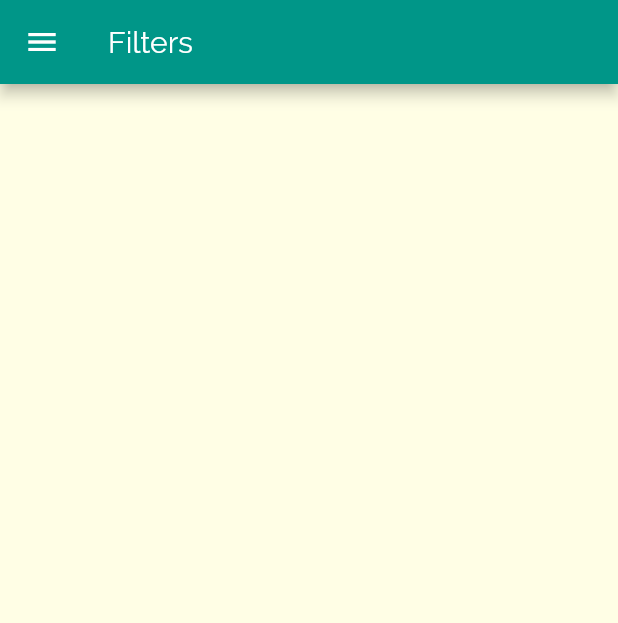
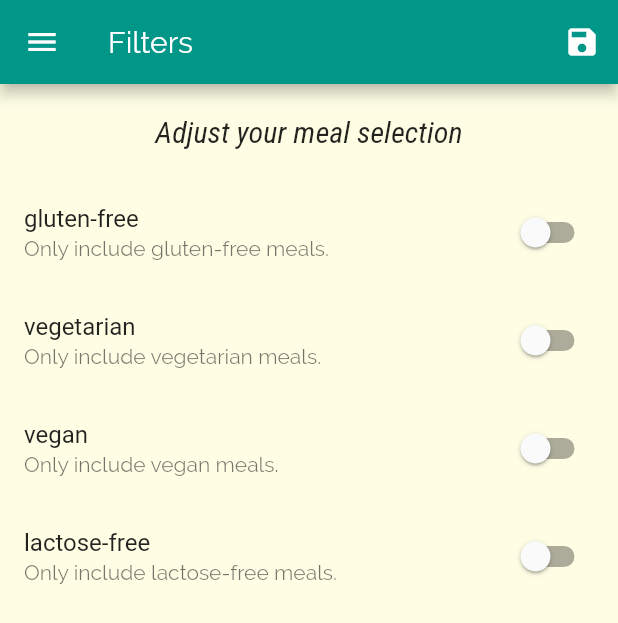
Before and after one commit to davidedm07/MealsApp, a Flutter app: the FiltersScreen screen opened by its route, on a phone screen of 412 x 824 dp. Shown: the top 623 px of the screen. Run offline on Flutter 3.47's test engine with Material 2 defaults, Android fonts, the phone set to English and light mode, and no system bars.

Commit message:
Meals_App: WIP filters

```diff
--- a/lib/main.dart
+++ b/lib/main.dart
@@ -1,5 +1,7 @@
+import 'package:MealsApp/dummy_data.dart';
 import 'package:flutter/material.dart';
 
+import 'models/meal.dart';
 import 'screens/category_meals_screen.dart';
 import 'screens/filters_screen.dart';
 import 'screens/meal_detail_screen.dart';
@@ -7,7 +9,46 @@ import 'screens/tabs_screen.dart';
 
 void main() => runApp(MyApp());
 
-class MyApp extends StatelessWidget {
+class MyApp extends StatefulWidget {
+  @override
+  _MyAppState createState() => _MyAppState();
+}
+
+class _MyAppState extends State<MyApp> {
+  Map<String, bool> _filters = {
+    'gluten': false,
+    'lactose': false,
+    'vegan': false,
+    'vegetarian': false,
+  };
+
+  List<Meal> _meals = DUMMY_MEALS;
+
+  void _setFilters(Map<String, bool> filters) {
+    setState(() {
+      _filters = filters;
+      _meals =
+          DUMMY_MEALS.where((element) => _checkProperties(element)).toList();
+    });
+  }
+
+  bool _checkProperties(Meal meal) {
+    if (meal.isGlutenFree && !_filters['gluten']) {
+      return false;
+    }
+    if (meal.isLactoseFree && !_filters['lactose']) {
+      return false;
+    }
+    if (meal.isVegan && _filters['vegan']) {
+      return false;
+    }
+    if (meal.isVegetarian && _filters['vegetarian']) {
+      return false;
+    }
+
+    return true;
+  }
+
   @override
   Widget build(BuildContext context) {
     return MaterialApp(
@@ -29,9 +70,9 @@ class MyApp extends StatelessWidget {
       ),
       routes: {
         '/': (context) => TabsScreen(),
-        CategoryMealsScreen.route: (context) => CategoryMealsScreen(),
+        CategoryMealsScreen.route: (context) => CategoryMealsScreen(_meals),
         MealDetailScreen.route: (context) => MealDetailScreen(),
-        FiltersScreen.route: (context) => FiltersScreen(),
+        FiltersScreen.route: (context) => FiltersScreen(_setFilters),
       },
     );
   }
--- a/lib/screens/category_meals_screen.dart
+++ b/lib/screens/category_meals_screen.dart
@@ -1,9 +1,19 @@
 import 'package:flutter/material.dart';
-import '../dummy_data.dart';
 import '../widgets/meal_item.dart';
+import '../models/meal.dart';
 
-class CategoryMealsScreen extends StatelessWidget {
+class CategoryMealsScreen extends StatefulWidget {
   static const route = '/category-meals';
+
+  final List<Meal> meals;
+
+  CategoryMealsScreen(this.meals);
+
+  @override
+  _CategoryMealsScreenState createState() => _CategoryMealsScreenState();
+}
+
+class _CategoryMealsScreenState extends State<CategoryMealsScreen> {
   @override
   Widget build(BuildContext context) {
     final routeArguments =
@@ -11,7 +21,9 @@ class CategoryMealsScreen extends StatelessWidget {
 
     final categoryId = routeArguments['id'];
 
-    final categoryMeals = DUMMY_MEALS
+    final categoryMeals = this
+        .widget
+        .meals
         .where((meal) => meal.categories.contains(categoryId))
         .toList();
 
--- a/lib/screens/filters_screen.dart
+++ b/lib/screens/filters_screen.dart
@@ -1,16 +1,76 @@
 import 'package:MealsApp/widgets/main_drawer.dart';
 import 'package:flutter/material.dart';
 
-class FiltersScreen extends StatelessWidget {
+class FiltersScreen extends StatefulWidget {
   static final route = '/filters';
+
+  final Function _saveFilters;
+
+  FiltersScreen(this._saveFilters);
+
+  @override
+  _FiltersScreenState createState() => _FiltersScreenState();
+}
+
+class _FiltersScreenState extends State<FiltersScreen> {
+  Map<String, bool> _filters = {
+    'gluten-free': false,
+    'lactose-free': false,
+    'vegan': false,
+    'vegetarian': false,
+  };
+
+  SwitchListTile _buildSwitchTile(title) {
+    return SwitchListTile(
+      title: Text('$title'),
+      value: _filters[title],
+      subtitle: Text('Only include $title meals.'),
+      onChanged: (value) {
+        setState(() {
+          _filters[title] = value;
+        });
+      },
+    );
+  }
 
   @override
   Widget build(BuildContext context) {
     return Scaffold(
       appBar: AppBar(
         title: Text('Filters'),
+        actions: [
+          IconButton(
+            icon: Icon(Icons.save),
+            onPressed: () => widget._saveFilters({
+              'gluten': _filters['gluten-free'],
+              'vegetarian': _filters['vegetarian'],
+              'vegan': _filters['vegan'],
+              'lactose': _filters['lactose-free'],
+            }),
+          ),
+        ],
       ),
       drawer: MainDrawer(),
+      body: Column(
+        children: [
+          Container(
+            padding: EdgeInsets.all(20),
+            child: Text(
+              'Adjust your meal selection',
+              style: Theme.of(context).textTheme.headline6,
+            ),
+          ),
+          Expanded(
+              child: ListView(
+            children: [
+              _buildSwitchTile('gluten-free'),
+              _buildSwitchTile('vegetarian'),
+              _buildSwitchTile('vegan'),
+              _buildSwitchTile('lactose-free'),
+            ],
+          )),
+        ],
+      ),
     );
   }
 }
```
